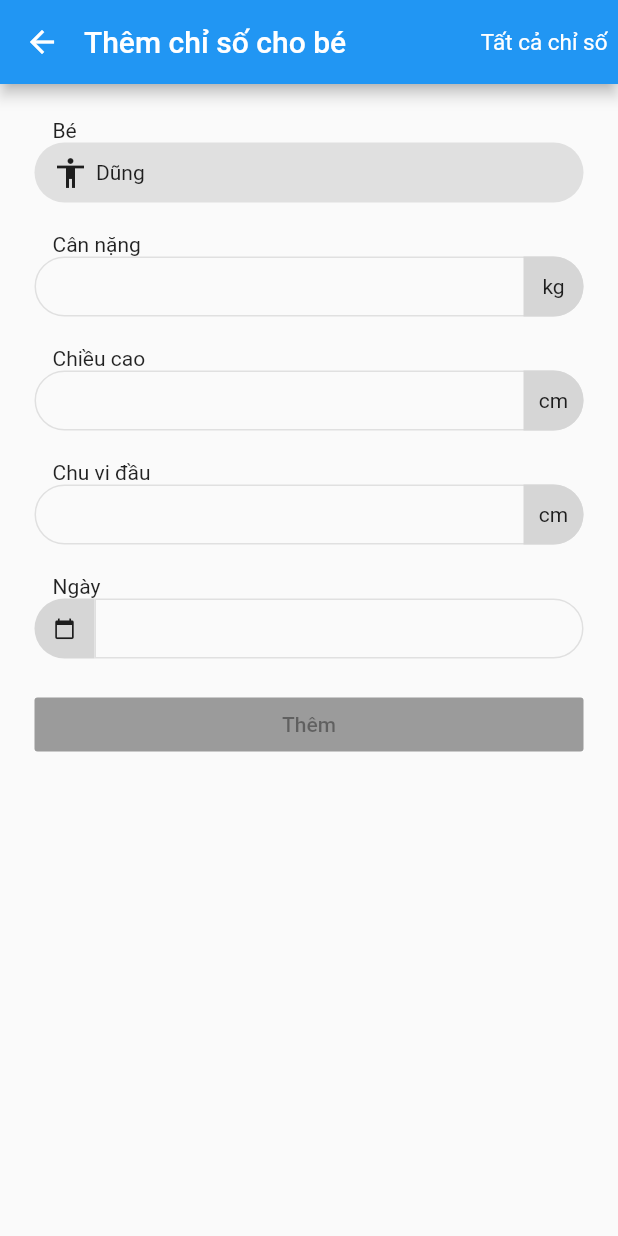
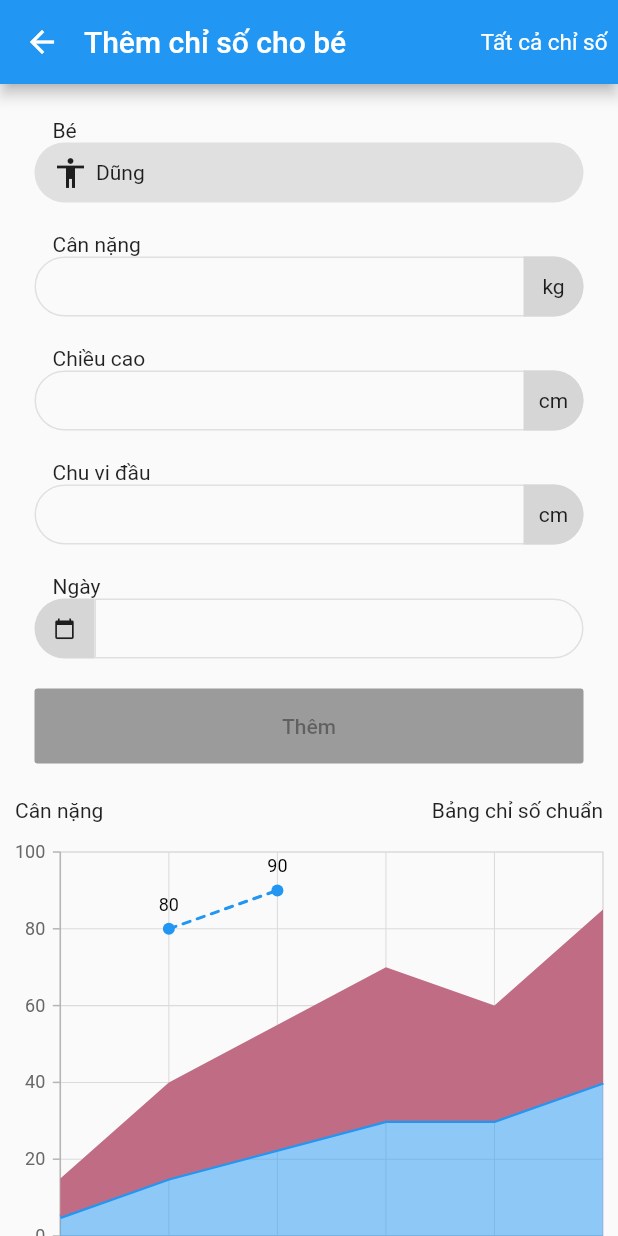
Before and after one commit to dunght196/BabyModule, a Flutter app: the screen it shows after launch, on a phone screen of 412 x 824 dp. Run offline on Flutter 3.47's test engine with Material 2 defaults, Android fonts, the phone set to English and light mode, and no system bars; our stand-ins replace charts_flutter, cloud_firestore, syncfusion_flutter_charts; missing offline and left inert: dart:ffi; accounts and stored records are empty.

Commit message:
create chart

```diff
--- a/lib/DetailIndexBabyScreen.dart
+++ b/lib/DetailIndexBabyScreen.dart
@@ -46,7 +46,6 @@ class _DetailIndexBabyState extends State<DetailIndexBabyScreen> {
 
   @override
   Widget build(BuildContext context) {
-    print("Baby: ${indexBaby.weight}");
     return Scaffold(
       appBar: AppBar(
           leading: IconButton(
--- a/lib/Home.dart
+++ b/lib/Home.dart
@@ -1,9 +1,12 @@
 import 'dart:ffi';
 
 import 'package:baby_index_module/IndexBaby.dart';
+import 'package:baby_index_module/chart.dart';
+import 'package:baby_index_module/constant.dart';
 import 'package:cloud_firestore/cloud_firestore.dart';
 import 'package:flutter/cupertino.dart';
 import 'package:flutter/material.dart';
+import 'package:syncfusion_flutter_charts/charts.dart';
 
 import 'IndexBabyScreen.dart';
 
@@ -65,17 +68,18 @@ class _HomeState extends State<Home> {
           )
         ],
       ),
-      body: Container(
-        width: MediaQuery.of(context).size.width,
-        padding: EdgeInsets.fromLTRB(23, 23, 23, 0),
-        child: ListView(
+      body: ListView(
+        children: <Widget>[
+          Padding(
+            padding: EdgeInsets.all(23),
+            child: Column(
+              crossAxisAlignment: CrossAxisAlignment.start,
               children: <Widget>[
                 Padding(
                   padding: EdgeInsets.fromLTRB(12, 0, 0, 0),
                   child: Text('Bé'),
                 ),
                 Container(
-//              width: MediaQuery.of(context).size.width,
                   padding: EdgeInsets.symmetric(vertical: 0, horizontal: 12),
                   height: Home.heightTextField,
                   decoration: BoxDecoration(
@@ -115,6 +119,7 @@ class _HomeState extends State<Home> {
                   child: _buildFormDate(),
                 ),
                 SizedBox(
+                  height: 50,
                   width: double.infinity,
                   child: GestureDetector(
                     onTap: () {
@@ -124,9 +129,25 @@ class _HomeState extends State<Home> {
                       child: Text('Thêm'),
                     ),
                   ),
-            )
+                ),
               ],
             ),
+          ),
+          Padding(
+            padding: EdgeInsets.only(top: 0),
+            child: _buildChart(Constant.WEIGHT),
+          ),
+          _buildLine(),
+          Padding(
+            padding: EdgeInsets.only(top: 10),
+            child: _buildChart(Constant.HEIGHT),
+          ),
+          _buildLine(),
+          Padding(
+            padding: EdgeInsets.only(top: 10),
+            child: _buildChart(Constant.PERIMETER),
+          ),
+        ],
       ),
       // body is the majority of the screen.
     );
@@ -170,42 +191,6 @@ class _HomeState extends State<Home> {
     );
   }
 
-//  Stack _buildFormDate() {
-//    return Stack(
-//      children: <Widget>[
-//        Container(
-//          height: heightTextField,
-//          decoration: BoxDecoration(
-//            borderRadius: BorderRadius.circular(20),
-//          ),
-//          child: TextField(
-//            decoration: InputDecoration(
-////                      contentPadding: EdgeInsets.symmetric(vertical: 50),
-//              enabledBorder: OutlineInputBorder(
-//                  borderRadius: BorderRadius.circular(20),
-//                  borderSide: BorderSide(color: Colors.grey[300])),
-//              focusedBorder: OutlineInputBorder(
-//                  borderRadius: BorderRadius.circular(20),
-//                  borderSide: BorderSide(color: Colors.grey[300])),
-//            ),
-//          ),
-//        ),
-//        Align(
-//          alignment: Alignment.centerLeft,
-//          child: Container(
-//            width: 40,
-//            height: heightTextField,
-//            decoration: BoxDecoration(
-//                color: Colors.grey[350],
-//                borderRadius: BorderRadius.only(
-//                    bottomLeft: Radius.circular(20),
-//                    topLeft: Radius.circular(20))),
-//            child: Center(child: Icon(Icons.calendar_today, size: 15)),
-//          ),
-//        )
-//      ],
-//    );
-//  }
   Widget _buildFormDate() {
     return Row(
       children: <Widget>[
@@ -249,8 +234,154 @@ class _HomeState extends State<Home> {
     );
   }
 
+  Widget _buildChart(String title) {
+    return Column(
+        mainAxisAlignment: MainAxisAlignment.start,
+        children: <Widget>[
+          Row(
+            mainAxisSize: MainAxisSize.max,
+            children: <Widget>[
+              Expanded(
+                  child: Padding(
+                    padding: const EdgeInsets.only(left: 10),
+                    child: Text(title),
+              )),
+              Padding(
+                padding: const EdgeInsets.only(right: 10),
+                child: Text('Bảng chỉ số chuẩn'),
+              ),
+            ],
+          ),
+          Padding(
+            padding: EdgeInsets.only(top: 10),
+            child: SfCartesianChart(
+                zoomPanBehavior:
+                    ZoomPanBehavior(enablePinching: true, enablePanning: true),
+                series: <ChartSeries>[
+                  StackedAreaSeries<SalesData, double>(
+                      opacity: 0.5,
+                      borderColor: Colors.blue,
+                      borderWidth: 3,
+                      color: Colors.blue,
+                      dataSource: myFakeDesktopData,
+                      xValueMapper: (SalesData sales, _) => sales.year,
+                      yValueMapper: (SalesData sales, _) => sales.sales),
+                  StackedAreaSeries<SalesData, double>(
+                      dataSource: myFakeTabletData,
+                      xValueMapper: (SalesData sales, _) => sales.year,
+                      yValueMapper: (SalesData sales, _) => sales.sales),
+                  ScatterSeries<SalesData, double>(
+                      color: Colors.blue,
+                      dataSource: myFakeMobileData,
+                      xValueMapper: (SalesData sales, _) => sales.year,
+                      yValueMapper: (SalesData sales, _) => sales.sales),
+                  LineSeries<SalesData, double>(
+                      color: Colors.blue,
+                      dashArray: <double>[5, 5],
+                      dataSource: myFakeMobileData1,
+                      xValueMapper: (SalesData sales, _) => sales.year,
+                      yValueMapper: (SalesData sales, _) => sales.sales,
+                      dataLabelSettings: DataLabelSettings(isVisible: true)),
+                ]),
+          ),
+          Row(
+            crossAxisAlignment: CrossAxisAlignment.center,
+            children: <Widget>[
+              Container(
+                color: Colors.red,
+                width: 8,
+                height: 8,
+                margin: EdgeInsets.only(left: 45),
+              ),
+              Padding(
+                padding: const EdgeInsets.only(left: 5, right: 5),
+                child: Text('Ngưỡng dưới', style: TextStyle(fontSize: 10),),
+              ),
+              Container(
+                color: Colors.green[900],
+                width: 8,
+                height: 8,
+              ),
+              Padding(
+                padding: const EdgeInsets.only(left: 5, right: 5),
+                child: Text('Ngưỡng trên', style: TextStyle(fontSize: 10),),
+              ),
+              Container(
+                color: Colors.grey,
+                width: 8,
+                height: 8,
+              ),
+              Padding(
+                padding: const EdgeInsets.only(left: 5, right: 5),
+                child: Text('Dự đoán', style: TextStyle(fontSize: 10),),
+              ),
+              Container(
+                color: getColorExplain(title),
+                width: 8,
+                height: 8,
+              ),
+              Padding(
+                padding: const EdgeInsets.only(left: 5, right: 5),
+                child: Text(title, style: TextStyle(fontSize: 10)),
+              ),
+            ],
+          ),
+          Padding(
+            padding: const EdgeInsets.only(top: 10),
+            child: Row(
+              children: <Widget>[
+                Expanded(
+                  flex: 1,
+                  child: Container(
+                    height: 38,
+                    decoration: BoxDecoration(
+                      border: Border(
+                        right: BorderSide(
+                          color: Colors.grey,
+                          width: 1.0
+                        )
+                      )
+                    ),
+                    child: Row(
+                      mainAxisAlignment: MainAxisAlignment.center,
+                      children: <Widget>[
+                        Text('Chi tiết'),
+                        Icon(Icons.navigate_next),
+                      ],
+                    ),
+                  ),
+                ),
+                Expanded(
+                  flex: 1,
+                  child: Container(
+                    height: 38,
+                    child: Row(
+                      mainAxisAlignment: MainAxisAlignment.center,
+                      children: <Widget>[
+                        Text('Xem toàn màn hình'),
+                        Icon(Icons.navigate_next),
+                      ],
+                    ),
+                  ),
+                )
+              ],
+            ),
+          ),
+        ]
+    );
+  }
+
+  Widget _buildLine() {
+    return Container(
+      margin: EdgeInsets.only(top: 10),
+      height: 15,
+      color: Colors.grey[300],
+    );
+  }
+
   void addIndexBaby(BuildContext context) async {
-    IndexBaby mapData = IndexBaby(tftHeight.text, tftWeight.text, tftPerimeter.text, tftDate.text);
+    IndexBaby mapData = IndexBaby(
+        tftHeight.text, tftWeight.text, tftPerimeter.text, tftDate.text);
     await databaseReference
         .collection('baby')
         .document('cun')
@@ -260,4 +391,27 @@ class _HomeState extends State<Home> {
     await Navigator.push(
         context, MaterialPageRoute(builder: (context) => IndexBabyScreen()));
   }
+
+  Color getColorExplain(String title) {
+    switch(title) {
+      case Constant.WEIGHT: {
+        return Colors.blue[700];
       }
+      break;
+
+      case Constant.HEIGHT: {
+        return Colors.lightGreen;
+      }
+      break;
+
+      case Constant.PERIMETER: {
+        return Colors.cyan[100];
+      }
+      break;
+
+      default:
+        return Colors.blue;
+        break;
+    }
+  }
+}
--- a/lib/IndexBabyScreen.dart
+++ b/lib/IndexBabyScreen.dart
@@ -52,7 +52,6 @@ class _IndexBabyState extends State<IndexBabyScreen> {
               .collection('date')
               .snapshots(),
           builder: (context, snapshot) {
-            print("Snapshot: ${snapshot.data}");
             if (!snapshot.hasData) return LinearProgressIndicator();
             return _buildList(context, snapshot.data.documents);
           },
--- /dev/null
+++ b/lib/chart.dart
@@ -0,0 +1,85 @@
+import 'package:flutter/cupertino.dart';
+import 'package:flutter/material.dart';
+import 'package:syncfusion_flutter_charts/charts.dart';
+
+class ChartLineIndex {
+
+  Widget _buildChart() {
+    return SfCartesianChart(
+        primaryXAxis: CategoryAxis(),
+        zoomPanBehavior: ZoomPanBehavior(
+            enableSelectionZooming: true,
+            enablePinching: true,
+            enablePanning: true),
+        series: <ChartSeries>[
+          StackedAreaSeries<SalesData, double>(
+              opacity: 0.5,
+              borderColor: Colors.blue,
+              borderWidth: 3,
+              color: Colors.blue,
+              dataSource: myFakeDesktopData,
+              xValueMapper: (SalesData sales, _) => sales.year,
+              yValueMapper: (SalesData sales, _) => sales.sales),
+          StackedAreaSeries<SalesData, double>(
+//                          borderColor: Colors.green,
+//                          borderWidth: 2,
+//                          color: Colors.blue[50],
+              dataSource: myFakeTabletData,
+              xValueMapper: (SalesData sales, _) => sales.year,
+              yValueMapper: (SalesData sales, _) => sales.sales),
+          ScatterSeries<SalesData, double>(
+              color: Colors.blue,
+              dataSource: myFakeMobileData,
+              xValueMapper: (SalesData sales, _) => sales.year,
+              yValueMapper: (SalesData sales, _) => sales.sales),
+          LineSeries<SalesData, double>(
+              color: Colors.blue,
+              dashArray: <double>[5, 5],
+//                          borderColor: Colors.green,
+//                          borderWidth: 2,
+//                          color: Colors.blue[50],
+              dataSource: myFakeMobileData1,
+              xValueMapper: (SalesData sales, _) => sales.year,
+              yValueMapper: (SalesData sales, _) => sales.sales,
+              dataLabelSettings: DataLabelSettings(isVisible: true)),
+        ]);
+  }
+}
+
+var myFakeDesktopData = [
+  new SalesData(0, 5),
+  new SalesData(5, 15),
+  new SalesData(15, 30),
+  new SalesData(20, 30),
+  new SalesData(25, 40),
+];
+
+var myFakeTabletData = [
+  new SalesData(0, 10),
+  new SalesData(5, 25),
+  new SalesData(15, 40),
+  new SalesData(20, 30),
+  new SalesData(25, 45),
+];
+
+var myFakeMobileData = [
+  new SalesData(5, 80),
+  new SalesData(10, 90),
+];
+
+var myFakeMobileData1 = [
+  new SalesData(5, 80),
+  new SalesData(10, 90),
+];
+
+var myFakeMobileData2 = [
+  new SalesData(1, 250),
+  new SalesData(2, 300),
+];
+
+/// Sample linear data type.
+class SalesData {
+  SalesData(this.year, this.sales);
+  final double year;
+  final double sales;
+}
--- /dev/null
+++ b/lib/constant.dart
@@ -0,0 +1,6 @@
+
+class Constant {
+  static const String WEIGHT = 'Cân nặng';
+  static const String HEIGHT = 'Chiều cao';
+  static const String PERIMETER = 'Chu vi đầu';
+}
--- a/pubspec.yaml
+++ b/pubspec.yaml
@@ -24,6 +24,8 @@ dependencies:
   flutter:
     sdk: flutter
   cloud_firestore: ^0.13.0+1
+  charts_flutter: ^0.8.1
+  syncfusion_flutter_charts: ^1.0.0-beta.3
 
   # The following adds the Cupertino Icons font to your application.
   # Use with the CupertinoIcons class for iOS style icons.
```
Also changed, not shown: lib/Test.dart (deleted, +0 -90 lines), lib/dash_pattern_line_chart.dart (added, +142 -0 lines). Lines whose indentation alone changed are shown as unchanged.
